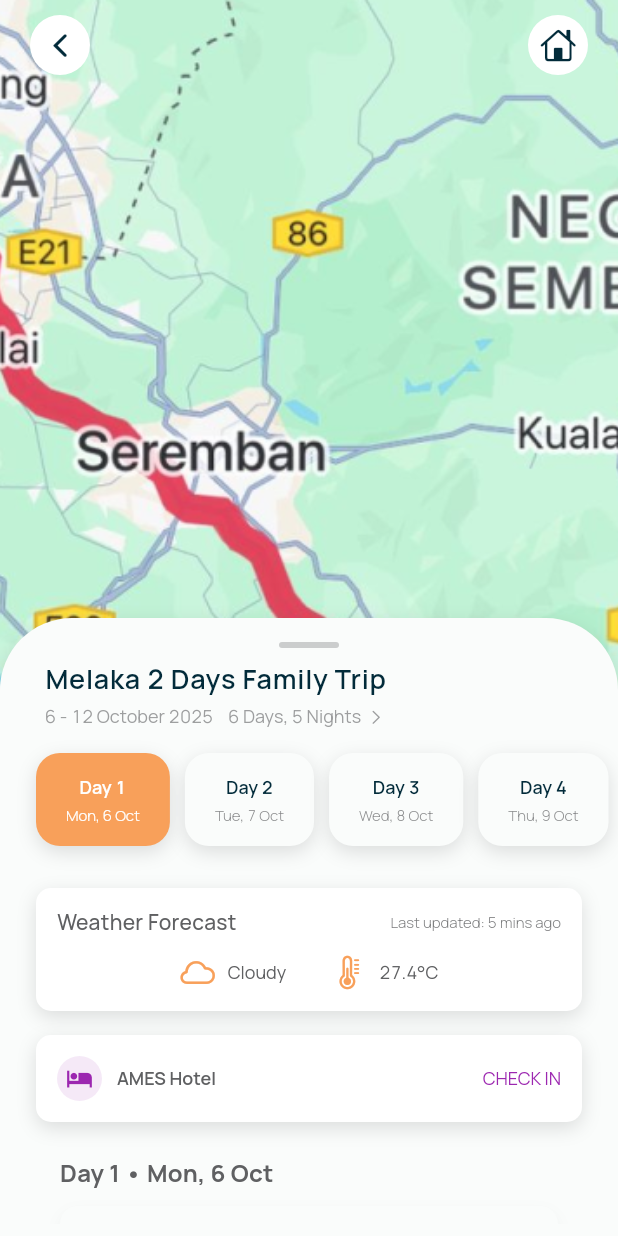
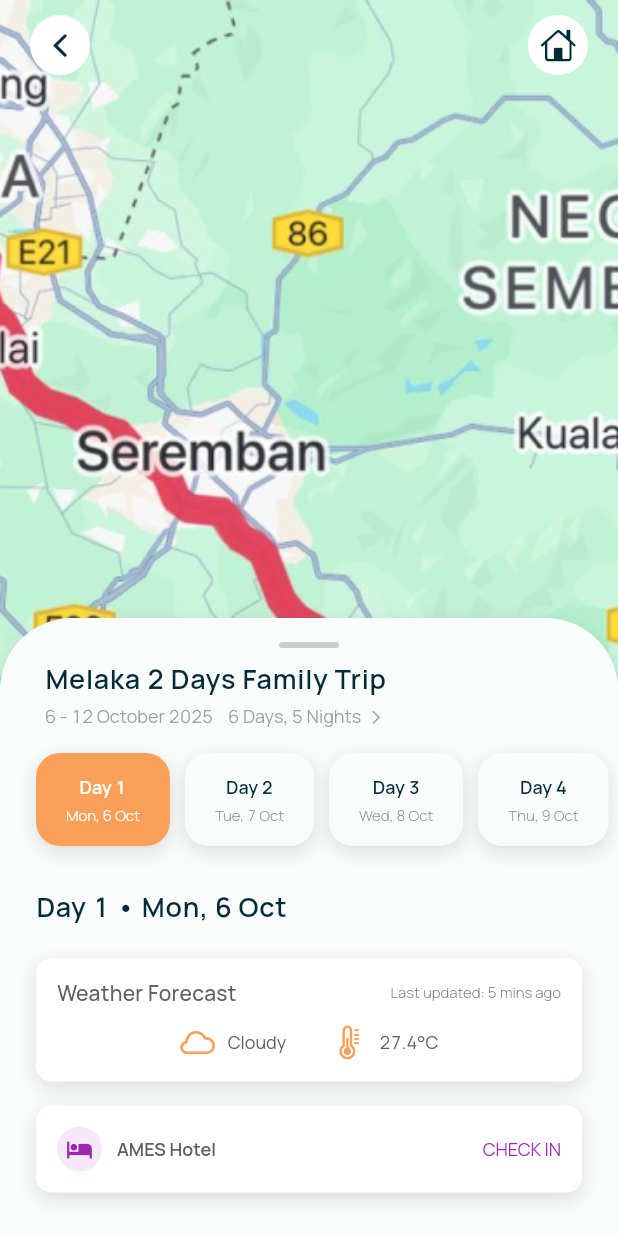
Before and after one commit to Winnee0305/tripora, a Flutter app: the ItineraryPage screen opened directly, on a phone screen of 412 x 824 dp. Run offline on Flutter 3.47's test engine with Material 3 defaults, Android fonts, the phone set to English and light mode, and no system bars; our stand-ins replace lucide_icons, table_calendar.

Commit message:
Refine itinerary page

```diff
--- a/lib/features/itinerary/viewmodels/itinerary_page_viewmodel.dart
+++ b/lib/features/itinerary/viewmodels/itinerary_page_viewmodel.dart
@@ -7,6 +7,8 @@ import 'package:tripora/features/itinerary/models/itinerary.dart';
 class RouteInfo {
   final String distance;
   final String duration;
+  final Map<int, GlobalKey> dayKeys = {};
+  final ScrollController scrollController = ScrollController();
 
   RouteInfo({required this.distance, required this.duration});
 }
--- a/lib/features/itinerary/views/widgets/itinerary_content.dart
+++ b/lib/features/itinerary/views/widgets/itinerary_content.dart
@@ -18,41 +18,6 @@ class ItineraryContent extends StatelessWidget {
     final scrollController = ScrollController();
     return Column(
       children: [
-        ChangeNotifierProvider(
-          create: (_) => WeatherCardViewModel(),
-          child: const WeatherCard(),
-        ),
-        const SizedBox(height: 16),
-        Container(
-          padding: const EdgeInsets.all(14),
-          decoration: AppWidgetStyles.cardDecoration(context),
-          child: Row(
-            children: [
-              AppButton.iconOnly(
-                icon: Icons.hotel,
-                onPressed: () {},
-                iconSize: 18,
-                minHeight: 30,
-                minWidth: 30,
-                backgroundColorOverride: AppColors.accent1.withValues(
-                  alpha: 0.1,
-                ),
-                textColorOverride: AppColors.accent1,
-              ),
-              const SizedBox(width: 10),
-              Expanded(
-                child: Text(
-                  "AMES Hotel",
-                  style: Theme.of(
-                    context,
-                  ).textTheme.bodyMedium?.weight(ManropeFontWeight.semiBold),
-                ),
-              ),
-              const Text("CHECK IN", style: TextStyle(color: Colors.purple)),
-            ],
-          ),
-        ),
-        const SizedBox(height: 12),
         MultiDayItineraryList(key: listKey, scrollController: scrollController),
         const SizedBox(height: 40),
         Center(
--- /dev/null
+++ b/lib/features/itinerary/views/widgets/itinerary_lodging_card.dart
@@ -0,0 +1,41 @@
+import 'package:flutter/cupertino.dart';
+import 'package:flutter/material.dart';
+import 'package:tripora/core/theme/app_colors.dart';
+import 'package:tripora/core/theme/app_text_style.dart';
+import 'package:tripora/core/theme/app_widget_styles.dart';
+import 'package:tripora/core/widgets/app_button.dart';
+
+class ItineraryLodgingCard extends StatelessWidget {
+  const ItineraryLodgingCard({super.key});
+
+  @override
+  Widget build(BuildContext context) {
+    return Container(
+      padding: const EdgeInsets.all(14),
+      decoration: AppWidgetStyles.cardDecoration(context),
+      child: Row(
+        children: [
+          AppButton.iconOnly(
+            icon: Icons.hotel,
+            onPressed: () {},
+            iconSize: 18,
+            minHeight: 30,
+            minWidth: 30,
+            backgroundColorOverride: AppColors.accent1.withValues(alpha: 0.1),
+            textColorOverride: AppColors.accent1,
+          ),
+          const SizedBox(width: 10),
+          Expanded(
+            child: Text(
+              "AMES Hotel",
+              style: Theme.of(
+                context,
+              ).textTheme.bodyMedium?.weight(ManropeFontWeight.semiBold),
+            ),
+          ),
+          const Text("CHECK IN", style: TextStyle(color: Colors.purple)),
+        ],
+      ),
+    );
+  }
+}
--- a/lib/features/itinerary/views/widgets/multi_day_itinerary_list.dart
+++ b/lib/features/itinerary/views/widgets/multi_day_itinerary_list.dart
@@ -1,8 +1,12 @@
 import 'package:flutter/material.dart';
 import 'package:provider/provider.dart';
+import 'package:tripora/core/theme/app_text_style.dart';
 import 'package:tripora/features/itinerary/models/itinerary.dart';
 import 'package:tripora/features/itinerary/viewmodels/itinerary_page_viewmodel.dart';
+import 'package:tripora/features/itinerary/viewmodels/weather_card_viewmodel.dart';
 import 'package:tripora/features/itinerary/views/widgets/itinerary_item.dart';
+import 'package:tripora/features/itinerary/views/widgets/itinerary_lodging_card.dart';
+import 'package:tripora/features/itinerary/views/widgets/weather_card.dart';
 
 @immutable
 class _DraggedItinerary {
@@ -56,116 +60,52 @@ class MultiDayItineraryListState extends State<MultiDayItineraryList> {
         return DragTarget<_DraggedItinerary>(
           key: _dayKeys[day],
           builder: (context, candidateData, rejectedData) {
-            final isActive = candidateData.isNotEmpty;
-            return Container(
-              decoration: isActive
-                  ? BoxDecoration(
-                      border: Border.all(
-                        color: Theme.of(
-                          context,
-                        ).colorScheme.primary.withOpacity(0.5),
-                      ),
-                      borderRadius: const BorderRadius.all(Radius.circular(8)),
-                    )
-                  : null,
-              child: Column(
+            return Column(
               crossAxisAlignment: CrossAxisAlignment.start,
               children: [
                 Padding(
-                    padding: const EdgeInsets.symmetric(
-                      vertical: 10.0,
-                      horizontal: 16,
-                    ),
+                  padding: const EdgeInsets.only(bottom: 12.0),
                   child: Text(
                     "Day $day • ${vm.getDateLabelForDay(day)}",
-                      style: Theme.of(context).textTheme.titleMedium?.copyWith(
-                        fontWeight: FontWeight.bold,
+                    style: Theme.of(context).textTheme.headlineMedium?.copyWith(
+                      fontWeight: ManropeFontWeight.semiBold,
                     ),
                   ),
                 ),
-                  // Per-day white cards: Weather & Lodging (hardcoded for now)
-                  Padding(
-                    padding: const EdgeInsets.symmetric(horizontal: 16),
-                    child: Column(
-                      children: [
-                        Container(
-                          padding: const EdgeInsets.all(14),
-                          decoration: BoxDecoration(
-                            color: Theme.of(context).cardColor,
-                            borderRadius: BorderRadius.circular(12),
-                            boxShadow: [
-                              BoxShadow(
-                                color: Colors.black.withOpacity(0.04),
-                                blurRadius: 8,
-                                offset: const Offset(0, 4),
+                const SizedBox(height: 12),
+
+                // ----- Weather card
+                ChangeNotifierProvider(
+                  create: (_) => WeatherCardViewModel(),
+                  child: const WeatherCard(),
                 ),
-                            ],
-                          ),
-                          child: Row(
-                            children: [
-                              const Icon(Icons.wb_sunny_outlined, size: 18),
-                              const SizedBox(width: 10),
-                              Expanded(
-                                child: Text(
-                                  vm.getWeatherForDay(day) ??
-                                      (day == 1 ? "Sunny 29°C" : "Cloudy 27°C"),
-                                ),
-                              ),
-                            ],
-                          ),
-                        ),
-                        const SizedBox(height: 10),
-                        Container(
-                          padding: const EdgeInsets.all(14),
-                          decoration: BoxDecoration(
-                            color: Theme.of(context).cardColor,
-                            borderRadius: BorderRadius.circular(12),
-                            boxShadow: [
-                              BoxShadow(
-                                color: Colors.black.withOpacity(0.04),
-                                blurRadius: 8,
-                                offset: const Offset(0, 4),
-                              ),
-                            ],
-                          ),
-                          child: Row(
-                            children: [
-                              const Icon(Icons.hotel, size: 18),
-                              const SizedBox(width: 10),
-                              Expanded(
-                                child: Text(
-                                  vm.getLodgingForDay(day) ??
-                                      (day == 1
-                                          ? "AMES Hotel"
-                                          : "Motel Riverside"),
-                                ),
-                              ),
-                              const Text(
-                                "CHECK IN",
-                                style: TextStyle(color: Colors.purple),
-                              ),
-                            ],
-                          ),
-                        ),
-                      ],
-                    ),
-                  ),
-                  const SizedBox(height: 12),
+                const SizedBox(height: 16),
+                // ----- Lodging info (if any)
+                const ItineraryLodgingCard(),
+                const SizedBox(height: 26),
+                // ----- Itinerary items -----
                 ReorderableListView.builder(
                   shrinkWrap: true,
                   physics: const NeverScrollableScrollPhysics(),
                   itemCount: items.length,
-                    onReorder: (oldIndex, newIndex) =>
+                  onReorder:
+                      (
+                        oldIndex,
+                        newIndex,
+                      ) => // to implement reordering when within same day
                           vm.reorderWithinDay(day, oldIndex, newIndex),
                   itemBuilder: (context, index) {
                     final item = items[index];
+                    // Each item is both draggable and a drop target
                     return DragTarget<_DraggedItinerary>(
                       key: ValueKey(item),
                       builder: (context, candidateData, rejectedData) {
                         final isActive = candidateData.isNotEmpty;
+                        // Highlight drop target when active
                         return Column(
                           crossAxisAlignment: CrossAxisAlignment.stretch,
                           children: [
+                            // Highlight drop target when active
                             if (isActive)
                               Container(
                                 height: 12,
@@ -179,31 +119,32 @@ class MultiDayItineraryListState extends State<MultiDayItineraryList> {
                                   ),
                                 ),
                               ),
+                            // The actual itinerary item with drag handle
                             Stack(
                               children: [
+                                // The itinerary item card
                                 ItineraryItem(
                                   item: item,
                                   isFirst: index == 0,
                                   isLast: index == items.length - 1,
                                   index: index,
                                 ),
+                                // The drag handle
                                 Positioned(
-                                    right: 4,
-                                    top: 4,
-                                    child:
-                                        LongPressDraggable<_DraggedItinerary>(
+                                  right: 8,
+                                  top: 8,
+                                  // Using LongPressDraggable for better UX
+                                  child: LongPressDraggable<_DraggedItinerary>(
                                     data: _DraggedItinerary(
                                       item: item,
                                       fromDay: day,
                                     ),
                                     feedback: Material(
                                       elevation: 6,
-                                            borderRadius: BorderRadius.circular(
-                                              8,
-                                            ),
+                                      borderRadius: BorderRadius.circular(8),
                                       child: ConstrainedBox(
                                         constraints: const BoxConstraints(
-                                                maxWidth: 320,
+                                          maxWidth: 360,
                                         ),
                                         child: Opacity(
                                           opacity: 0.95,
@@ -222,16 +163,16 @@ class MultiDayItineraryListState extends State<MultiDayItineraryList> {
                                         Icons.open_with,
                                         color: Theme.of(
                                           context,
-                                              ).iconTheme.color,
-                                              size: 18,
+                                        ).colorScheme.onSurface,
+                                        size: 12,
                                       ),
                                     ),
                                     child: Icon(
                                       Icons.open_with,
                                       color: Theme.of(
                                         context,
-                                            ).iconTheme.color,
-                                            size: 18,
+                                      ).colorScheme.onSurface.withOpacity(0.6),
+                                      size: 16,
                                     ),
                                   ),
                                 ),
@@ -290,7 +231,6 @@ class MultiDayItineraryListState extends State<MultiDayItineraryList> {
                   },
                 ),
               ],
-              ),
             );
           },
           onWillAcceptWithDetails: (details) {
```
Also changed, not shown: lib/extra/Itinerary_header_delegate.dart (+112 -112 lines), lib/features/itinerary/viewmodels/weather_card_viewmodel.dart (+9 -1 lines), 10 other files. Lines whose indentation alone changed are shown as unchanged.
